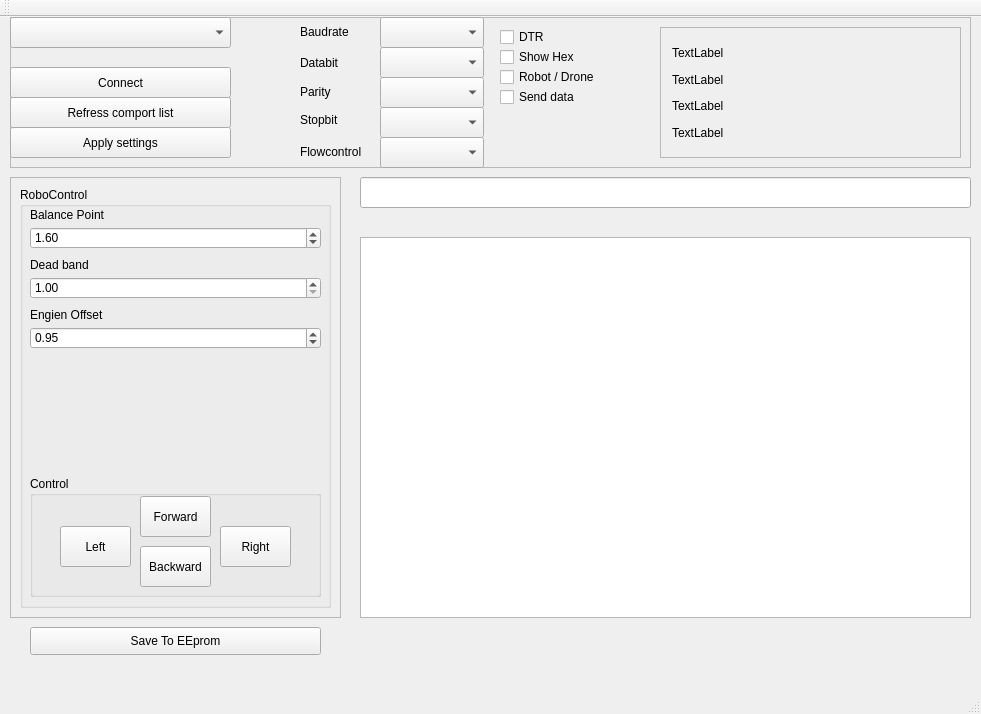
Qt form mainwindow.ui (tipih/Drone_updater) before a commit.
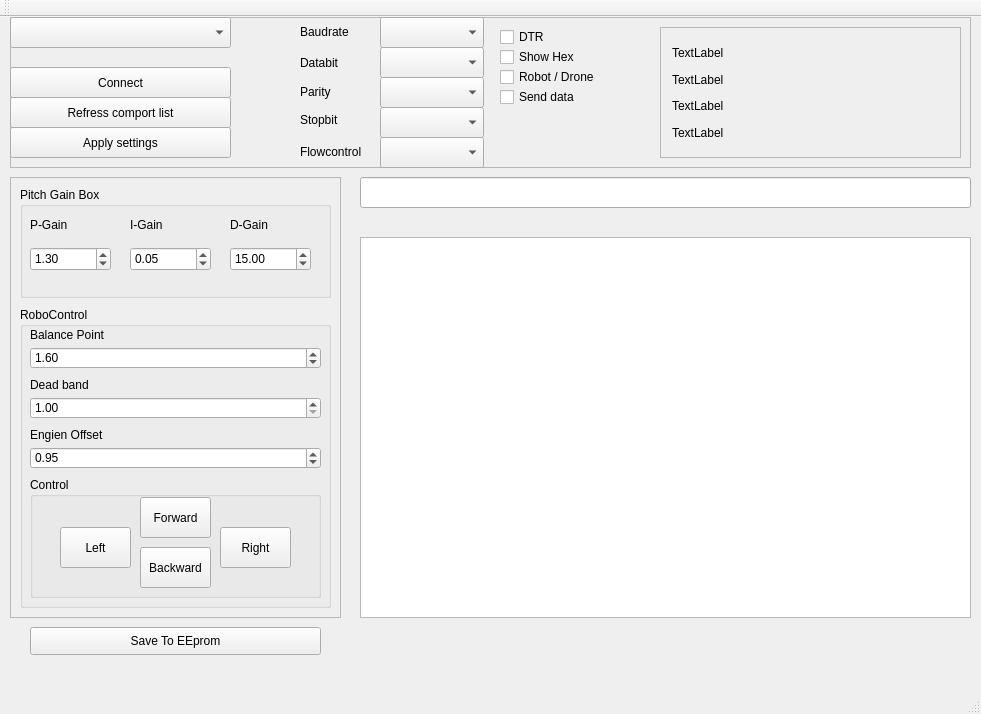
The same form after that commit. Custom widgets are drawn as their Qt base class.

The edit to the form file:
```diff
--- a/mainwindow.ui
+++ b/mainwindow.ui
@@ -691,9 +691,9 @@
      <property name="geometry">
       <rect>
        <x>10</x>
-       <y>10</y>
+       <y>130</y>
        <width>311</width>
-       <height>421</height>
+       <height>301</height>
       </rect>
      </property>
      <property name="autoFillBackground">
@@ -799,7 +799,7 @@
       <property name="geometry">
        <rect>
         <x>10</x>
-        <y>289</y>
+        <y>170</y>
         <width>291</width>
         <height>121</height>
        </rect>
```
Left out of the diff: 2 changed lines with no effect on the pictures.
